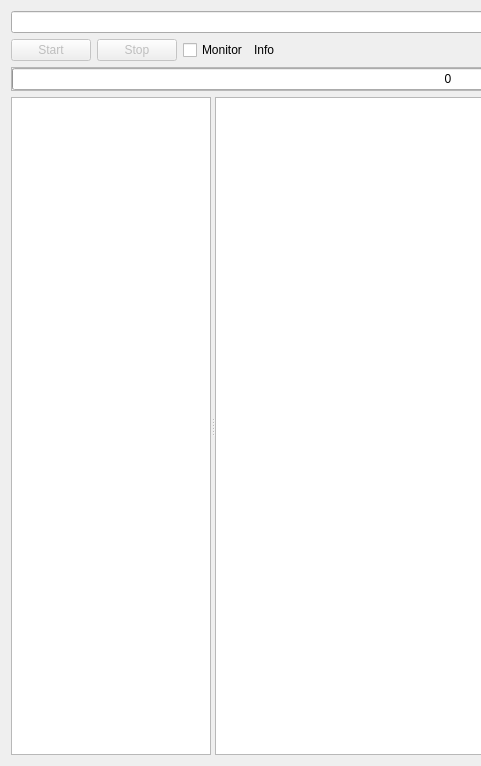
Before: the Qt Designer form Examples/Qt/TesterW3C/mainwindow.ui in alexzhornyak/SCXML-tutorial, drawn with Qt 5; both pictures show x 0 to 481 and y 0 to 766 of the 982 by 766 pixel window.
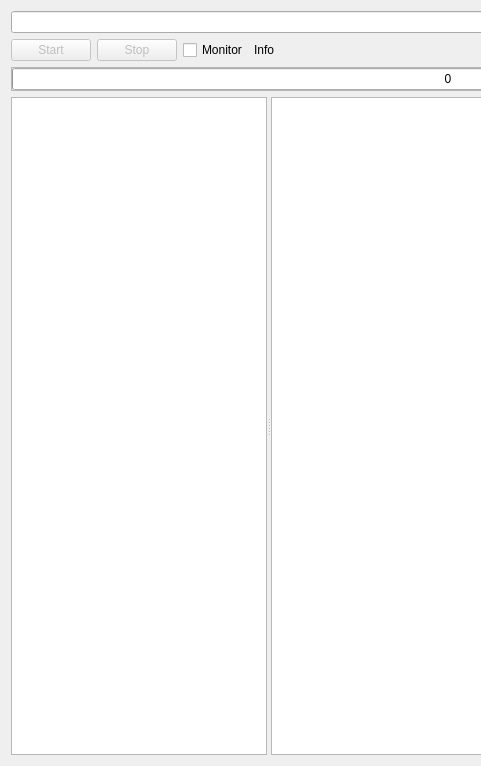
After: the same form once the commit is applied.

Commit message: Top level and scxml first child comment

Patch:
```diff
--- a/Examples/Qt/TesterW3C/mainwindow.ui
+++ b/Examples/Qt/TesterW3C/mainwindow.ui
@@ -215,14 +215,27 @@
          <verstretch>0</verstretch>
         </sizepolicy>
        </property>
+       <property name="minimumSize">
+        <size>
+         <width>0</width>
+         <height>0</height>
+        </size>
+       </property>
        <property name="maximumSize">
         <size>
-         <width>200</width>
+         <width>16777215</width>
          <height>16777215</height>
         </size>
        </property>
       </widget>
-      <widget class="QTextEdit" name="editLog"/>
+      <widget class="QTextEdit" name="editLog">
+       <property name="sizePolicy">
+        <sizepolicy hsizetype="Expanding" vsizetype="Expanding">
+         <horstretch>1</horstretch>
+         <verstretch>0</verstretch>
+        </sizepolicy>
+       </property>
+      </widget>
      </widget>
     </item>
    </layout>
```
The commit also changes 1 other file.
